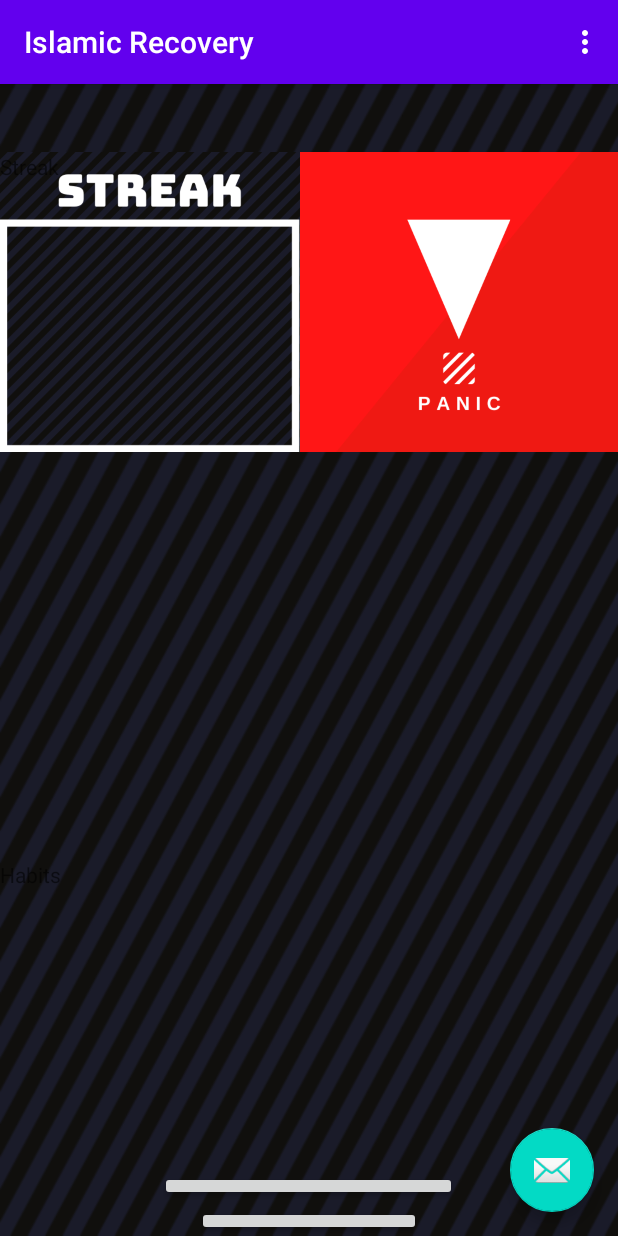
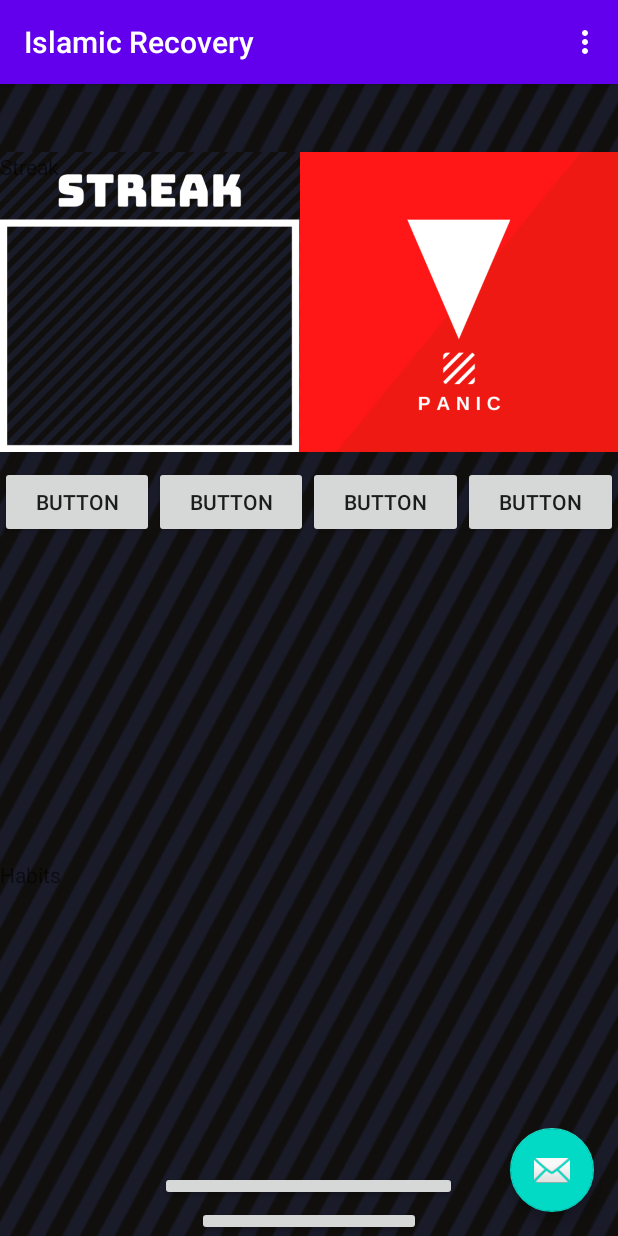
Before and after one commit to Ahthe45th/islamicrecovery, an Android app: the screen it shows after launch (MainActivity), on a phone screen of 412 x 824 dp. Run offline under Robolectric (Android 15) with nearby library versions, the phone set to English and light mode, and no system bars; 1 statement that could not run was skipped.

```diff
--- a/app/app/src/main/res/layout/fragment_first.xml
+++ b/app/app/src/main/res/layout/fragment_first.xml
@@ -70,6 +70,33 @@
         app:layout_constraintStart_toStartOf="parent"
         app:layout_constraintTop_toBottomOf="@id/streak_panic">
 
+        <Button
+            android:id="@+id/button2"
+            android:layout_width="wrap_content"
+            android:layout_height="wrap_content"
+            android:layout_weight="1"
+            android:text="Button" />
+
+        <Button
+            android:id="@+id/button3"
+            android:layout_width="wrap_content"
+            android:layout_height="wrap_content"
+            android:layout_weight="1"
+            android:text="Button" />
+
+        <Button
+            android:id="@+id/button4"
+            android:layout_width="wrap_content"
+            android:layout_height="wrap_content"
+            android:layout_weight="1"
+            android:text="Button" />
+
+        <Button
+            android:id="@+id/button5"
+            android:layout_width="wrap_content"
+            android:layout_height="wrap_content"
+            android:layout_weight="1"
+            android:text="Button" />
     </LinearLayout>
 
     <TextView
```
Also changed, not shown: 18 other files.
